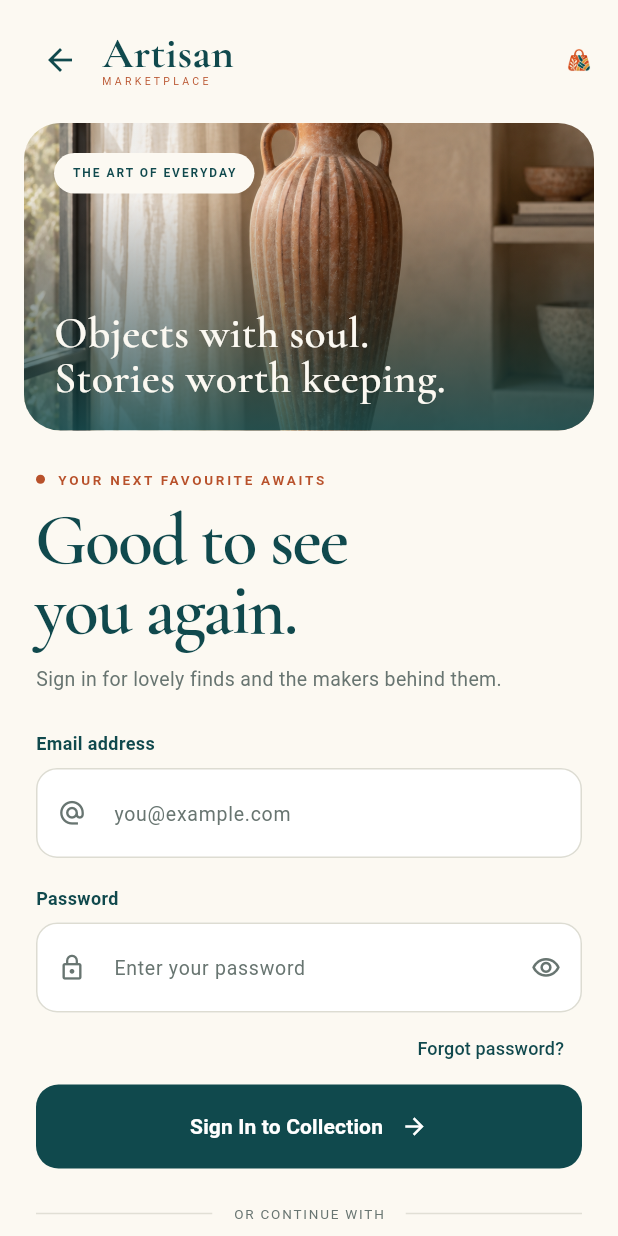
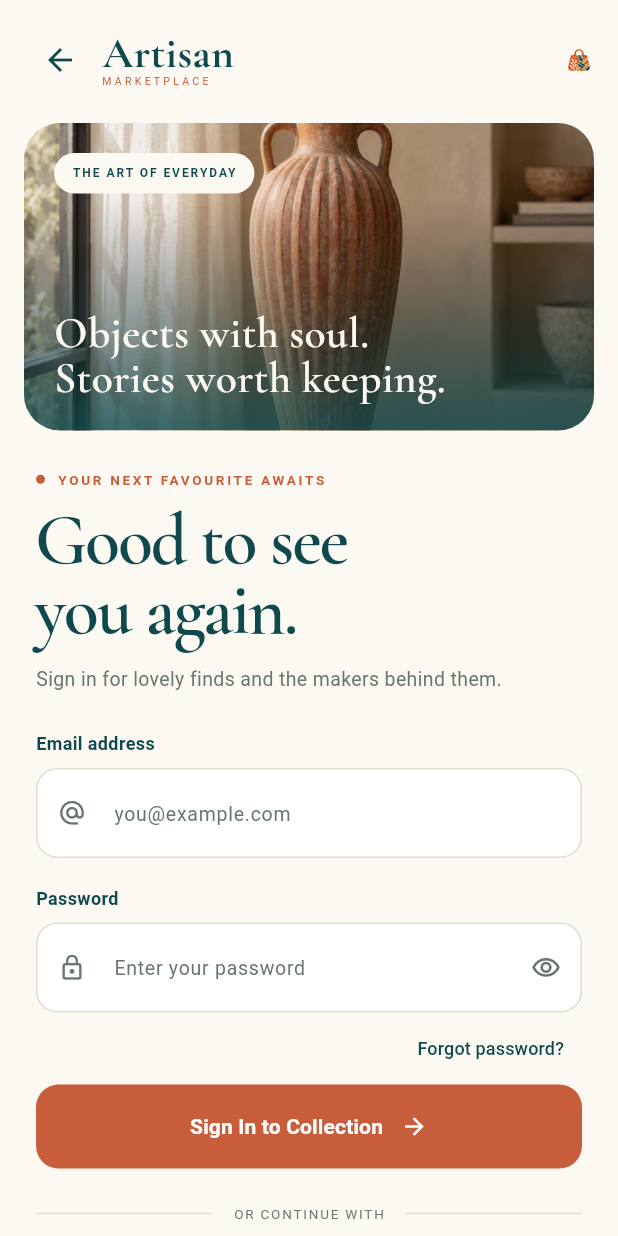
Before and after one commit to arindu123/handicraft_marketplaceapp, a Flutter app: the BuyerLandingScreen screen opened by its route, after a tap on "Continue to login", on a phone screen of 412 x 824 dp. Run offline on Flutter 3.47's test engine with Material 3 defaults, Android fonts, the phone set to English and light mode, and no system bars; our stand-ins replace cloud_firestore, firebase_auth, firebase_core, firebase_messaging, firebase_storage, image_picker; accounts and stored records are empty; key blocks and very long unbroken strings in the code were emptied for the run.

Commit message:
fix: update color constants for consistency in Buyer screens

```diff
--- a/lib/features/buyer/buyer_landing_screen.dart
+++ b/lib/features/buyer/buyer_landing_screen.dart
@@ -4,7 +4,7 @@ import '../../routes/route_names.dart';
 import '../auth/models/marketplace_role.dart';
 
 const _teal = Color(0xFF10494D);
-const _clay = Color(0xFFB8512B);
+const _clay = Color(0xFFC85D3C);
 const _cream = Color(0xFFFCF9F2);
 
 class BuyerLandingScreen extends StatefulWidget {
@@ -183,7 +183,7 @@ class _BuyerLandingScreenState extends State<BuyerLandingScreen>
                                 FilledButton(
                                   onPressed: _login,
                                   style: FilledButton.styleFrom(
-                                    backgroundColor: _teal,
+                                    backgroundColor: _clay,
                                     foregroundColor: _cream,
                                     padding: const EdgeInsets.symmetric(
                                       horizontal: 24,
--- a/lib/features/buyer/buyer_login_view.dart
+++ b/lib/features/buyer/buyer_login_view.dart
@@ -5,7 +5,7 @@ import '../auth/models/marketplace_role.dart';
 
 const _ink = Color(0xFF10494D);
 const _paper = Color(0xFFFCF9F2);
-const _rust = Color(0xFFB8512B);
+const _rust = Color(0xFFC85D3C);
 const _muted = Color(0xFF687571);
 
 /// Buyer presentation; authentication and validation stay in AuthForm.
@@ -321,9 +321,9 @@ class _BuyerLoginViewState extends State<BuyerLoginView> {
           FilledButton(
             onPressed: widget.submitting ? null : widget.onSubmit,
             style: FilledButton.styleFrom(
-              backgroundColor: _ink,
+              backgroundColor: _rust,
               foregroundColor: Colors.white,
-              disabledBackgroundColor: _ink.withValues(alpha: .7),
+              disabledBackgroundColor: _rust.withValues(alpha: .7),
               padding: const EdgeInsets.symmetric(horizontal: 20, vertical: 18),
               shape: RoundedRectangleBorder(
                 borderRadius: BorderRadius.circular(15),
```
